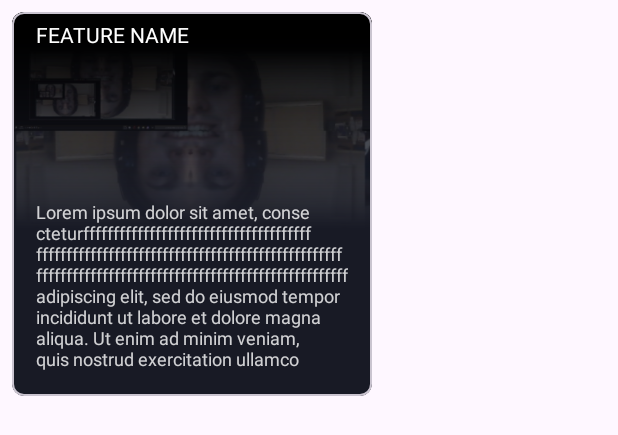
After one commit to xNik3e/UntitledDiscordBot, an Android app: the layout custom_carousel_layout.xml on its own in the app's theme, with its tools: preview values and no code run, on a phone screen of 412 x 824 dp. The commit adds this screen. Shown: the top 435 px of the screen. Run offline under Robolectric (Android 15) with nearby library versions, the phone set to English and light mode, and no system bars.

Commit message:
Add Custom Carousel Layout

```diff
--- a/app/build.gradle
+++ b/app/build.gradle
@@ -5,6 +5,10 @@ plugins {
 android {
     namespace 'com.example.untitleddiscordbot'
     compileSdk 32
+
+    viewBinding {
+        enabled true
+    }
 
     defaultConfig {
         applicationId "com.example.untitleddiscordbot"
--- /dev/null
+++ b/app/src/main/res/drawable/gradient_bottom_top.xml
@@ -0,0 +1,7 @@
+<?xml version="1.0" encoding="utf-8"?>
+<shape xmlns:android="http://schemas.android.com/apk/res/android">
+    <gradient
+        android:startColor="@color/surface_dark"
+        android:endColor="#00000000"
+        android:angle="90"/>
+</shape>
--- /dev/null
+++ b/app/src/main/res/drawable/gradient_top_bottom.xml
@@ -0,0 +1,9 @@
+<?xml version="1.0" encoding="utf-8"?>
+<shape xmlns:android="http://schemas.android.com/apk/res/android">
+    <gradient
+        android:startColor="#000000"
+        android:centerColor="#000000"
+        android:endColor="#00000000"
+        android:centerY="0.2"
+        android:angle="-90"/>
+</shape>
--- /dev/null
+++ b/app/src/main/res/layout/custom_carousel_layout.xml
@@ -0,0 +1,78 @@
+<?xml version="1.0" encoding="utf-8"?>
+<LinearLayout xmlns:android="http://schemas.android.com/apk/res/android"
+    android:layout_width="256dp"
+    android:layout_height="wrap_content"
+    xmlns:app="http://schemas.android.com/apk/res-auto"
+    xmlns:tools="http://schemas.android.com/tools">
+
+    <com.google.android.material.card.MaterialCardView
+        android:layout_width="match_parent"
+        android:layout_height="match_parent"
+        android:elevation="@dimen/padding_8"
+        app:cardBackgroundColor="@color/surface_dark"
+        android:layout_margin="8dp"
+        app:cardCornerRadius="8dp">
+
+        <RelativeLayout
+            android:layout_width="match_parent"
+            android:layout_height="256dp">
+
+            <ImageView
+                android:layout_width="match_parent"
+                android:layout_height="128dp"
+                android:layout_marginTop="@dimen/dp_16"
+                android:id="@+id/imageView"
+                tools:src="@drawable/pawel"
+                android:scaleType="centerCrop"
+                />
+
+            <View
+                android:id="@+id/view1"
+                android:layout_width="match_parent"
+                android:layout_height="128dp"
+                android:layout_alignParentTop="true"
+                android:layout_marginTop="0dp"
+                android:background="@drawable/gradient_top_bottom" />
+
+            <View
+                android:layout_width="match_parent"
+                android:id="@+id/view2"
+                android:layout_height="128dp"
+                android:layout_alignTop="@id/imageView"
+                android:background="@drawable/gradient_bottom_top"
+                />
+
+
+            <TextView
+                android:layout_width="wrap_content"
+                android:layout_height="wrap_content"
+                tools:text="Feature Name"
+                android:textAllCaps="true"
+                android:ellipsize="marquee"
+                android:layout_marginEnd="@dimen/dp_16"
+                android:id="@+id/featureName"
+                android:layout_marginStart="@dimen/dp_16"
+                android:layout_marginTop="@dimen/dp_8"
+                style="@style/Headline_App_name"
+                />
+
+            <TextView
+                android:layout_width="wrap_content"
+                android:layout_height="wrap_content"
+                android:layout_below="@id/view1"
+                android:layout_marginStart="@dimen/dp_16"
+                android:layout_marginEnd="@dimen/dp_16"
+                android:textSize="@dimen/text_very_small"
+                tools:text="Lorem ipsum dolor sit amet, consecteturfffffffffffffffffffffffffffffffffffffffffffffffffffffffffffffffffffffffffffffffffffffffffffffffffffffffffffffffffffffffffffffffffffffffffffff adipiscing elit, sed do eiusmod tempor incididunt ut labore et dolore magna aliqua. Ut enim ad minim veniam, quis nostrud exercitation ullamco laboris nisi ut aliquip ex ea commodo consequat."
+                style="@style/Headline_App_name"
+                android:maxLines="8"
+                android:alpha="0.8"
+                android:layout_marginBottom="@dimen/dp_8"
+                android:ellipsize="marquee"
+                />
+
+
+        </RelativeLayout>
+    </com.google.android.material.card.MaterialCardView>
+
+</LinearLayout>
--- a/app/src/main/res/values/colors.xml
+++ b/app/src/main/res/values/colors.xml
@@ -11,4 +11,5 @@
     <color name="surface_bright_grey">#36393F</color>
     <color name="discord_default">#7289DA</color>
     <color name="discord_default_alpha">#807289DA</color>
+    <color name="card_background">#A6323237</color>
 </resources>
--- a/app/src/main/res/values/dimens.xml
+++ b/app/src/main/res/values/dimens.xml
@@ -5,6 +5,9 @@
     <dimen name="dp_24">24dp</dimen>
     <dimen name="padding_24">@dimen/dp_24</dimen>
     <dimen name="text_large">20sp</dimen>
+    <dimen name="text_very_small">12sp</dimen>
     <dimen name="dp_12">12dp</dimen>
     <dimen name="corner_radius_button_12">@dimen/dp_12</dimen>
+    <dimen name="dp_8">8dp</dimen>
+    <dimen name="dp_16">16dp</dimen>
 </resources>
```
Also changed, not shown: app/src/main/java/com/example/untitleddiscordbot/AuthActivity.java (+50 -0 lines), app/src/main/res/layout/activity_auth.xml (+27 -20 lines), app/src/main/res/layout/item_custom_fixed_size_layout_4.xml (added, +68 -0 lines), app/src/main/res/drawable/pawel.png (added).
